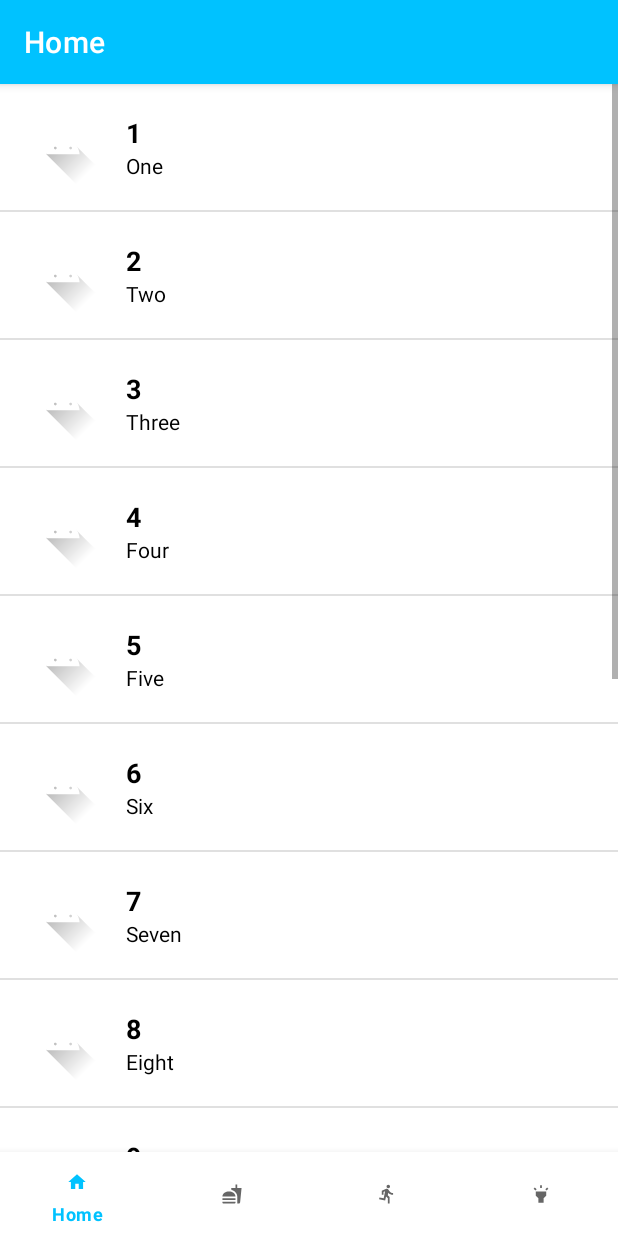
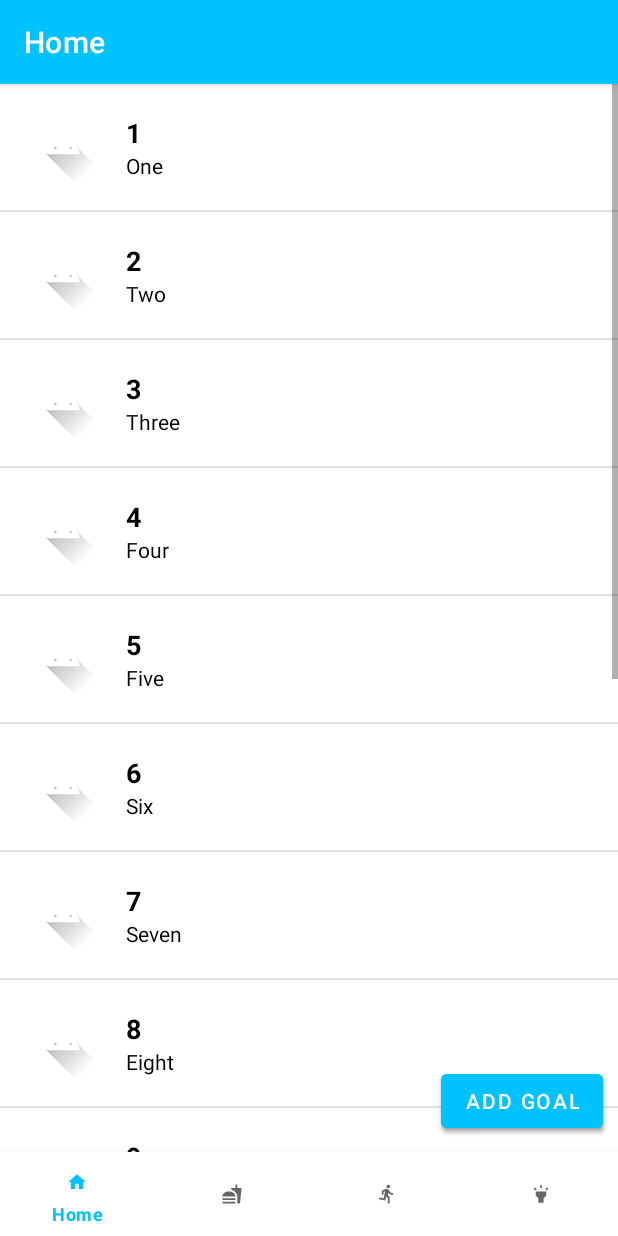
Before and after one commit to ErikHillard/HealthApp, an Android app: the HomeFragment screen opened directly, with no data from a screen before it, on a phone screen of 412 x 824 dp. Run offline under Robolectric (Android 15) with nearby library versions, the phone set to English and light mode, and no system bars.

Commit message:
Added the button for adding a goal

```diff
--- a/app/src/main/res/layout/fragment_home.xml
+++ b/app/src/main/res/layout/fragment_home.xml
@@ -11,4 +11,16 @@
         android:layout_width="wrap_content"
         android:layout_height="wrap_content"
         />
+
+    <com.google.android.material.button.MaterialButton
+        android:layout_width="wrap_content"
+        android:layout_height="wrap_content"
+        android:id="@+id/addGoal"
+        android:layout_alignParentBottom="true"
+        android:layout_alignParentRight="true"
+        android:layout_centerHorizontal="true"
+        android:text="Add Goal"
+        android:layout_margin="10dp"
+        />
+
 </RelativeLayout>
```
